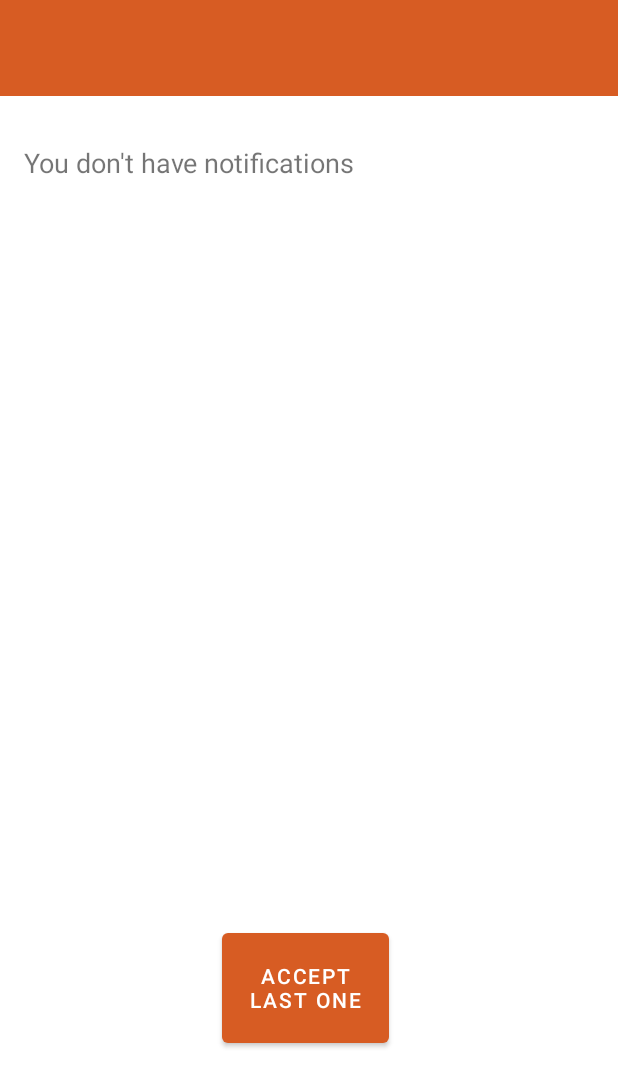
After one commit to victor0198/PrivacyManager-android, an Android app: the NotificationsUI screen opened directly, with no data from a screen before it, on a phone screen of 412 x 824 dp. The commit adds this screen. Shown: the top 1087 px of the screen. Run offline under Robolectric (Android 15) with nearby library versions, the phone set to English and light mode, and no system bars; our stand-ins replace Volley; network calls fail.

Commit message:
get my notifications

```diff
--- a/app/src/main/AndroidManifest.xml
+++ b/app/src/main/AndroidManifest.xml
@@ -32,6 +32,9 @@
         <activity
             android:name="privacymanager.android.UI.friendship.SearchUI"
             android:exported="true" />
+        <activity
+            android:name="privacymanager.android.UI.notifications.NotificationsUI"
+            android:exported="true" />
         <activity android:name="privacymanager.android.UI.menu.MenuUI"
             android:exported="true">
             <intent-filter>
--- a/app/src/main/assets/app.properties
+++ b/app/src/main/assets/app.properties
@@ -1,5 +1,6 @@
-HOST_ADDRESS=http://192.168.0.104:8080/
+HOST_ADDRESS=http://192.168.8.103:8080/
 REGISTRATION=api/auth/signup
 AUTHENTICATION=api/auth/signin
 ADD_CREDENTIALS=api/new_credential
 ADD_FRIEND=api/send_new_fr_request
+MY_NOTIFICATIONS=api/received_fr_requests
--- a/app/src/main/java/privacymanager/android/UI/friendship/SearchUI.java
+++ b/app/src/main/java/privacymanager/android/UI/friendship/SearchUI.java
@@ -29,7 +29,6 @@ import java.util.HashMap;
 import java.util.Map;
 
 import privacymanager.android.R;
-import privacymanager.android.UI.credentials.AddCredentialsUI;
 import privacymanager.android.utils.account.SharedPreferencesEditor;
 import privacymanager.android.utils.database.DataBaseHelper;
 import privacymanager.android.utils.props.Props;
@@ -59,7 +58,7 @@ public class SearchUI extends AppCompatActivity {
 
     @RequiresApi(api = Build.VERSION_CODES.O)
     private void setListeners() {
-        findViewById(R.id.button2).setOnClickListener(view -> {
+        findViewById(R.id.choosedUser).setOnClickListener(view -> {
             sendFriendshipRequest(30);
         });
 
@@ -92,7 +91,7 @@ public class SearchUI extends AppCompatActivity {
             Log.d(TAG, "\nSTRING KEY::" + publicKeyString);
 
             try {
-                bodyParameters.put(RECEIVER_ID_PARAM, SharedPreferencesEditor.getFromSharedPreferences(ctx, "id"));
+                bodyParameters.put(RECEIVER_ID_PARAM, 27);
                 //TODO: make server app to accept key of length 1600-2000 characters
 //                bodyParameters.put(PUBLIC_KEY_PARAM, publicKeyString);
                 bodyParameters.put(PUBLIC_KEY_PARAM, publicKeyString.substring(0, 100));
--- /dev/null
+++ b/app/src/main/java/privacymanager/android/UI/notifications/NotificationsUI.java
@@ -0,0 +1,136 @@
+package privacymanager.android.UI.notifications;
+
+import android.content.Context;
+import android.content.Intent;
+import android.os.Build;
+import android.os.Bundle;
+import android.util.Log;
+import android.widget.TextView;
+import android.widget.Toast;
+
+import androidx.annotation.Nullable;
+import androidx.annotation.RequiresApi;
+import androidx.appcompat.app.AppCompatActivity;
+
+import com.android.volley.AuthFailureError;
+import com.android.volley.Request;
+import com.android.volley.RequestQueue;
+import com.android.volley.toolbox.JsonObjectRequest;
+import com.android.volley.toolbox.Volley;
+
+import org.json.JSONArray;
+import org.json.JSONException;
+import org.json.JSONObject;
+
+import java.util.ArrayList;
+import java.util.HashMap;
+import java.util.List;
+import java.util.Map;
+
+import privacymanager.android.R;
+import privacymanager.android.models.NotificationsModel;
+import privacymanager.android.utils.account.SharedPreferencesEditor;
+import privacymanager.android.utils.props.Props;
+
+public class NotificationsUI extends AppCompatActivity {
+    private static final String TAG = NotificationsUI.class.getSimpleName();
+    private static final String JWT_SP = "JWT";
+    private String HOST_ADDRESS;
+    private Context ctx;
+    private Intent intent;
+//    private List<FriendshipRequestCreated> requestsList = ;
+
+    @RequiresApi(api = Build.VERSION_CODES.O)
+    @Override
+    protected void onCreate(@Nullable Bundle savedInstanceState) {
+        super.onCreate(savedInstanceState);
+        setContentView(R.layout.activity_notifications);
+
+        ctx = getApplicationContext();
+        intent = getIntent();
+        HOST_ADDRESS = Props.getAppProperty(ctx,"HOST_ADDRESS");
+
+        getMyNotifications();
+    }
+
+
+    @RequiresApi(api = Build.VERSION_CODES.O)
+    private void getMyNotifications() {
+        JSONObject bodyParameters = new JSONObject();
+
+        String url = HOST_ADDRESS.concat(Props.getAppProperty(ctx,"MY_NOTIFICATIONS"));
+        JsonObjectRequest jsonObjectRequest = new JsonObjectRequest(Request.Method.GET, url, bodyParameters,
+                response -> {
+
+                    JSONArray notificationsList = null;
+                    try {
+                        notificationsList = response.getJSONArray("notificationsList");
+                    } catch (JSONException e) {
+                        Log.d(TAG,"ERROR: There is no notificationsList field in response.");
+                    }
+
+                    String notifications = "";
+
+                    try {
+                        for (int i = 0 ; i < notificationsList.length(); i++) {
+                            JSONObject obj = notificationsList.getJSONObject(i);
+                            String createdRequestId = obj.getString("createdRequestId");
+                            String senderId = obj.getString("senderId");
+                            String receiverId = obj.getString("receiverId");
+                            String publicKey = obj.getString("publicKey");
+                            String status = obj.getString("status");
+                            notifications += "createdRequestId:" + createdRequestId
+                                    + "\n" +
+                                    "senderId:" + senderId
+                                    + "\n" +
+                                    "receiverId:" + receiverId
+                                    + "\n" +
+                                    "publicKey:" + publicKey.substring(0,10) + "..."
+                                    + "\n" +
+                                    "status:" + status
+                                    + "\n\n";
+                        }
+                    }catch (JSONException e) {
+                        Log.d(TAG,"ERROR: One of object fields is missing.");
+                    }
+                    TextView notificationsView = (TextView) findViewById(R.id.my_not);
+                    notificationsView.setText(notifications);
+                },
+                error -> {
+//                    Log.d(TAG,"ERROR:"+ error.toString());
+//                    Toast.makeText(ctx,
+//                            "Could not get your notifications.",
+//                            Toast.LENGTH_LONG)
+//                            .show();
+                }
+        ){
+            @Override
+            public Map<String, String> getHeaders() throws AuthFailureError {
+                Map<String, String> headerMap = new HashMap<String, String>();
+                headerMap.put("Content-Type", "application/json");
+                String JWT = SharedPreferencesEditor.getFromSharedPreferences(ctx, JWT_SP);
+                String authorisationValue = "Bearer " + JWT;
+                headerMap.put("Authorization", authorisationValue);
+                return headerMap;
+            }
+        };
+
+        RequestQueue requestQueue = Volley.newRequestQueue(ctx);
+        requestQueue.add(jsonObjectRequest);
+
+    }
+
+//    @RequiresApi(api = Build.VERSION_CODES.O)
+//    private boolean saveFriendshihpPrivateKey(Integer futureFriendId, PrivateKey privateKey) {
+//        DataBaseHelper dataBaseHelper = new DataBaseHelper(SearchUI.this);
+//
+//        byte[] byte_pubkey = privateKey.getEncoded();
+//        Log.d(TAG, "\nBYTE KEY::: " + Arrays.toString(byte_pubkey));
+//        String privateKeyString = Base64.getEncoder().encodeToString(byte_pubkey);
+//        Log.d(TAG, "\nSTRING KEY::" + privateKeyString);
+//        dataBaseHelper.addFriendshipReqest(ctx, futureFriendId, privateKeyString);
+//
+//        return true;
+//    }
+
+}
--- a/app/src/main/res/layout/activity_friends_add.xml
+++ b/app/src/main/res/layout/activity_friends_add.xml
@@ -57,7 +57,7 @@
         app:layout_constraintTop_toBottomOf="@+id/constraintLayout8" />
 
     <Button
-        android:id="@+id/button2"
+        android:id="@+id/choosedUser"
         android:layout_width="wrap_content"
         android:layout_height="wrap_content"
         android:layout_marginTop="8dp"
@@ -83,7 +83,7 @@
         android:layout_height="wrap_content"
         android:layout_marginStart="32dp"
         android:layout_marginTop="24dp"
-        android:text="chooseme30"
+        android:text="chooseme27"
         android:textSize="20sp"
         app:layout_constraintStart_toStartOf="parent"
         app:layout_constraintTop_toBottomOf="@+id/textView7" />
--- /dev/null
+++ b/app/src/main/res/layout/activity_notifications.xml
@@ -0,0 +1,39 @@
+<?xml version="1.0" encoding="utf-8"?>
+<androidx.constraintlayout.widget.ConstraintLayout xmlns:android="http://schemas.android.com/apk/res/android"
+    xmlns:app="http://schemas.android.com/apk/res-auto"
+    xmlns:tools="http://schemas.android.com/tools"
+    android:layout_width="match_parent"
+    android:layout_height="match_parent">
+
+    <androidx.constraintlayout.widget.ConstraintLayout
+        android:id="@+id/constraintLayout9"
+        android:layout_width="0dp"
+        android:layout_height="64dp"
+        android:background="#d75c23"
+        app:layout_constraintEnd_toEndOf="parent"
+        app:layout_constraintStart_toStartOf="parent"
+        app:layout_constraintTop_toTopOf="parent">
+
+    </androidx.constraintlayout.widget.ConstraintLayout>
+
+    <TextView
+        android:id="@+id/my_not"
+        android:layout_width="344dp"
+        android:layout_height="504dp"
+        android:layout_marginStart="16dp"
+        android:layout_marginTop="32dp"
+        android:text="You don't have notifications"
+        android:textSize="18sp"
+        app:layout_constraintStart_toStartOf="parent"
+        app:layout_constraintTop_toBottomOf="@+id/constraintLayout9" />
+
+    <Button
+        android:id="@+id/button2"
+        android:layout_width="111dp"
+        android:layout_height="85dp"
+        android:layout_marginStart="148dp"
+        android:layout_marginTop="16dp"
+        android:text="Accept last one"
+        app:layout_constraintStart_toStartOf="parent"
+        app:layout_constraintTop_toBottomOf="@+id/my_not" />
+</androidx.constraintlayout.widget.ConstraintLayout>
```
Also changed, not shown: app/src/main/java/privacymanager/android/UI/menu/MenuUI.java (+7 -0 lines), app/src/main/java/privacymanager/android/models/NotificationsModel.java (added, +9 -0 lines).
